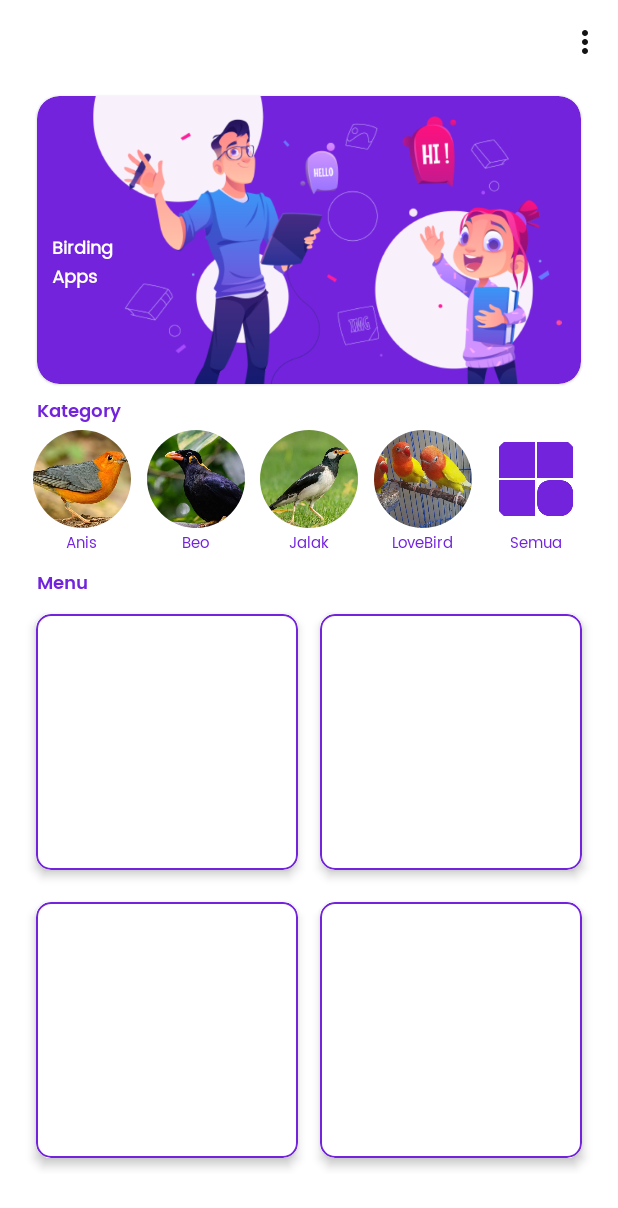
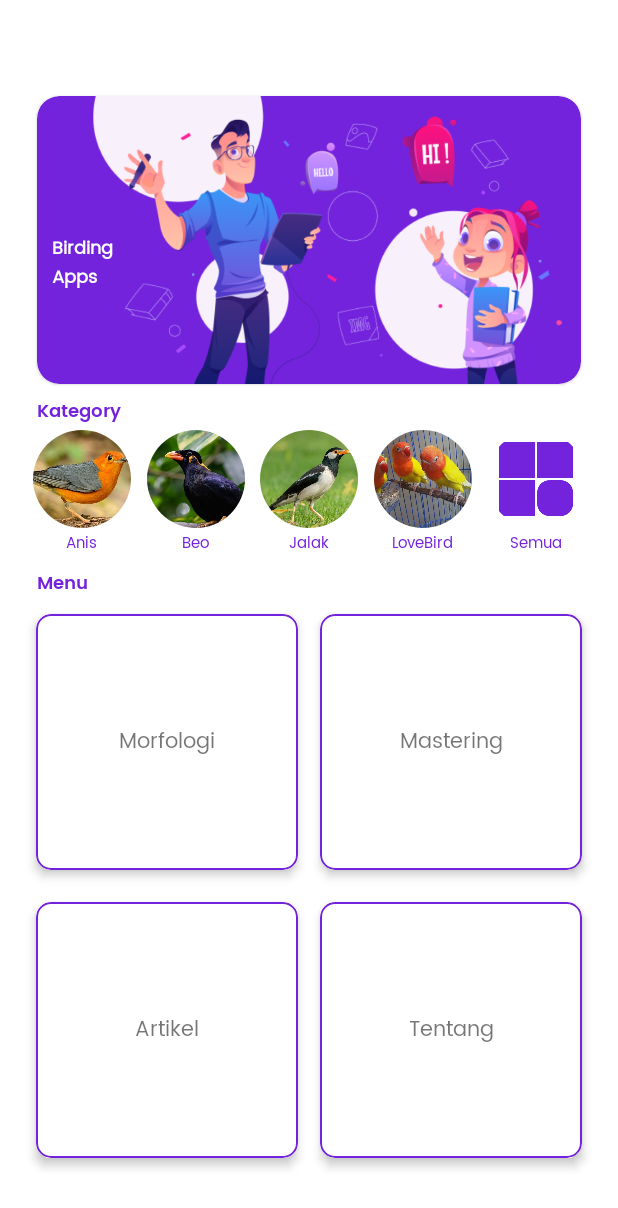
Before and after one commit to wldevproject/Bird-Apps, an Android app: the screen it shows after launch (MainMenuActivity), on a phone screen of 412 x 824 dp. Shown: the top 1208 px of the screen. Run offline under Robolectric (Android 15) with nearby library versions, the phone set to English and light mode, and no system bars; our stand-ins replace CircleImageView.

Commit message:
add 3 fragment for menu and implemented button navigation with navigation-component-ktx, add res-navigation for roadmap fragment menu

```diff
--- a/app/src/main/java/com/cnd/birdapps/ui/view/MainMenuActivity.kt
+++ b/app/src/main/java/com/cnd/birdapps/ui/view/MainMenuActivity.kt
@@ -19,9 +19,9 @@ class MainMenuActivity : AppCompatActivity() {
 
     }
 
-    override fun onCreateOptionsMenu(menu: Menu): Boolean {
-        // Inflate the menu; this adds items to the action bar if it is present.
-        menuInflater.inflate(R.menu.activity_main_drawer, menu)
-        return true
-    }
+//    override fun onCreateOptionsMenu(menu: Menu): Boolean {
+//        // Inflate the menu; this adds items to the action bar if it is present.
+//        menuInflater.inflate(R.menu.activity_main_drawer, menu)
+//        return true
+//    }
 }
--- a/app/src/main/res/layout/activity_main_menu.xml
+++ b/app/src/main/res/layout/activity_main_menu.xml
@@ -364,6 +364,11 @@
                 app:strokeColor="@color/purple"
                 app:strokeWidth="1dp">
 
+                <TextView
+                    android:layout_width="match_parent"
+                    android:layout_height="match_parent"
+                    android:gravity="center"
+                    android:text="Morfologi" />
             </com.google.android.material.card.MaterialCardView>
         </com.cnd.birdapps.utils.AspectRatioFrameLayout>
 
@@ -388,6 +393,11 @@
                 app:strokeColor="@color/purple"
                 app:strokeWidth="1dp">
 
+                <TextView
+                    android:layout_width="match_parent"
+                    android:layout_height="match_parent"
+                    android:gravity="center"
+                    android:text="Mastering" />
             </com.google.android.material.card.MaterialCardView>
         </com.cnd.birdapps.utils.AspectRatioFrameLayout>
 
@@ -412,6 +422,11 @@
                 app:strokeColor="@color/purple"
                 app:strokeWidth="1dp">
 
+                <TextView
+                    android:layout_width="match_parent"
+                    android:layout_height="match_parent"
+                    android:gravity="center"
+                    android:text="Artikel" />
             </com.google.android.material.card.MaterialCardView>
         </com.cnd.birdapps.utils.AspectRatioFrameLayout>
 
@@ -436,6 +451,11 @@
                 app:strokeColor="@color/purple"
                 app:strokeWidth="1dp">
 
+                <TextView
+                    android:layout_width="match_parent"
+                    android:layout_height="match_parent"
+                    android:gravity="center"
+                    android:text="Tentang" />
             </com.google.android.material.card.MaterialCardView>
         </com.cnd.birdapps.utils.AspectRatioFrameLayout>
 
```
Also changed, not shown: app/build.gradle (+6 -3 lines), app/src/main/java/com/cnd/birdapps/ui/view/home/HomeFragment.kt (added, +32 -0 lines), app/src/main/java/com/cnd/birdapps/ui/view/home/HomeViewModel.kt (added, +7 -0 lines), app/src/main/java/com/cnd/birdapps/ui/view/search/SearchFragment.kt (added, +32 -0 lines), app/src/main/java/com/cnd/birdapps/ui/view/search/SearchViewModel.kt (added, +7 -0 lines), app/src/main/java/com/cnd/birdapps/ui/view/sigin/SigInFragment.kt (added, +32 -0 lines), app/src/main/java/com/cnd/birdapps/ui/view/sigin/SigInViewModel.kt (added, +7 -0 lines), app/src/main/res/layout/home_fragment.xml (added, +13 -0 lines), app/src/main/res/layout/search_fragment.xml (added, +13 -0 lines), app/src/main/res/layout/sig_in_fragment.xml (added, +13 -0 lines), app/src/main/res/menu/bottom_nav_menu.xml (added, +19 -0 lines), app/src/main/res/menu/bottom_nav_user.xml (added, +19 -0 lines), app/src/main/res/navigation/mobile_navigation.xml (added, +25 -0 lines).
